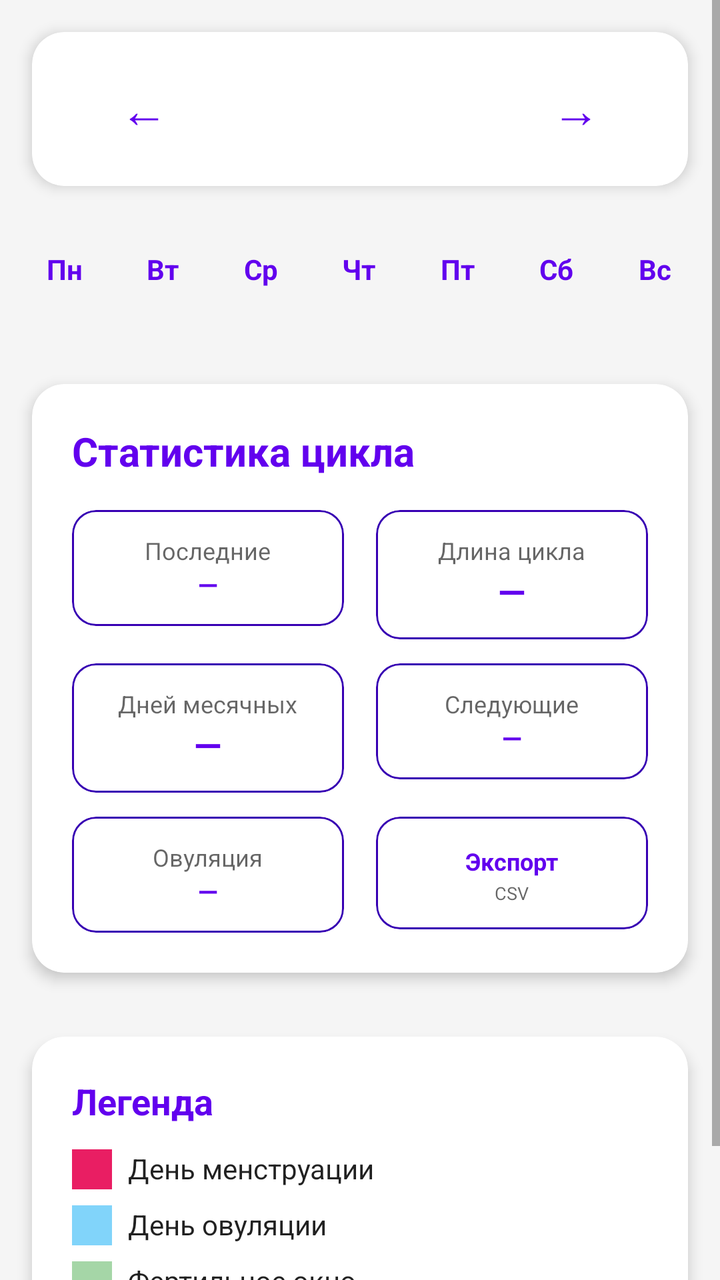
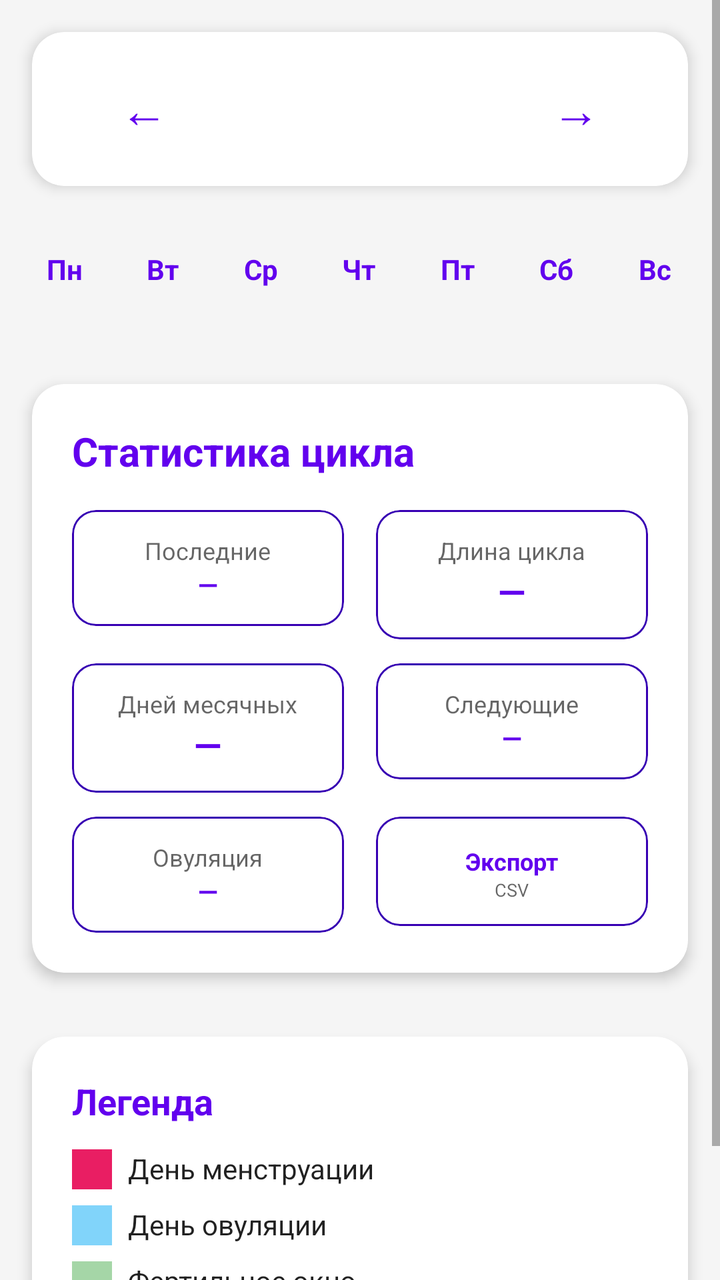

An Android layout rendered at two revisions. The XML below is the earlier revision; the diff shows what the commit changed to produce the second picture.
<!-- AndroidManifest.xml: application theme Theme.MigraineTracker -->
<!-- res/layout/fragment_menstruation_calendar.xml -->
<?xml version="1.0" encoding="utf-8"?>
<ScrollView xmlns:android="http://schemas.android.com/apk/res/android"
    xmlns:app="http://schemas.android.com/apk/res-auto"
    android:layout_width="match_parent"
    android:layout_height="match_parent"
    android:fillViewport="true"
    android:background="?android:attr/colorBackground">

    <LinearLayout
        android:layout_width="match_parent"
        android:layout_height="wrap_content"
        android:orientation="vertical">

        
        <com.google.android.material.card.MaterialCardView
            android:layout_width="match_parent"
            android:layout_height="wrap_content"
            android:layout_margin="16dp"
            app:cardCornerRadius="16dp"
            app:cardElevation="4dp">

            <LinearLayout
                android:layout_width="match_parent"
                android:layout_height="wrap_content"
                android:orientation="horizontal"
                android:gravity="center"
                android:padding="12dp">

                <com.google.android.material.button.MaterialButton
                    android:id="@+id/button_previous_month"
                    style="@style/Widget.MaterialComponents.Button.TextButton"
                    android:layout_width="wrap_content"
                    android:layout_height="wrap_content"
                    android:text="←"
                    android:textSize="24sp" />

                <TextView
                    android:id="@+id/text_month_title"
                    android:layout_width="0dp"
                    android:layout_height="wrap_content"
                    android:layout_weight="1"
                    android:gravity="center"
                    android:textSize="20sp"
                    android:textStyle="bold"
                    android:textColor="?attr/colorPrimary" />

                <com.google.android.material.button.MaterialButton
                    android:id="@+id/button_next_month"
                    style="@style/Widget.MaterialComponents.Button.TextButton"
                    android:layout_width="wrap_content"
                    android:layout_height="wrap_content"
                    android:text="→"
                    android:textSize="24sp" />

            </LinearLayout>

        </com.google.android.material.card.MaterialCardView>

        
        <LinearLayout
            android:layout_width="match_parent"
            android:layout_height="wrap_content"
            android:orientation="horizontal"
            android:paddingTop="8dp"
            android:paddingBottom="8dp"
            android:paddingStart="8dp"
            android:paddingEnd="8dp">

            <TextView
                style="@style/CalendarWeekDay"
                android:layout_width="0dp"
                android:layout_height="wrap_content"
                android:layout_weight="1"
                android:gravity="center"
                android:text="Пн"
                android:textStyle="bold"
                android:textSize="14sp" />
            <TextView
                style="@style/CalendarWeekDay"
                android:layout_width="0dp"
                android:layout_height="wrap_content"
                android:layout_weight="1"
                android:gravity="center"
                android:text="Вт"
                android:textStyle="bold"
                android:textSize="14sp" />
            <TextView
                style="@style/CalendarWeekDay"
                android:layout_width="0dp"
                android:layout_height="wrap_content"
                android:layout_weight="1"
                android:gravity="center"
                android:text="Ср"
                android:textStyle="bold"
                android:textSize="14sp" />
            <TextView
                style="@style/CalendarWeekDay"
                android:layout_width="0dp"
                android:layout_height="wrap_content"
                android:layout_weight="1"
                android:gravity="center"
                android:text="Чт"
                android:textStyle="bold"
                android:textSize="14sp" />
            <TextView
                style="@style/CalendarWeekDay"
                android:layout_width="0dp"
                android:layout_height="wrap_content"
                android:layout_weight="1"
                android:gravity="center"
                android:text="Пт"
                android:textStyle="bold"
                android:textSize="14sp" />
            <TextView
                style="@style/CalendarWeekDay"
                android:layout_width="0dp"
                android:layout_height="wrap_content"
                android:layout_weight="1"
                android:gravity="center"
                android:text="Сб"
                android:textStyle="bold"
                android:textSize="14sp" />
            <TextView
                style="@style/CalendarWeekDay"
                android:layout_width="0dp"
                android:layout_height="wrap_content"
                android:layout_weight="1"
                android:gravity="center"
                android:text="Вс"
                android:textStyle="bold"
                android:textSize="14sp" />

        </LinearLayout>

        
        <androidx.recyclerview.widget.RecyclerView
            android:id="@+id/recycler_view_calendar"
            android:layout_width="match_parent"
            android:layout_height="wrap_content"
            android:padding="8dp" />

        
        <com.google.android.material.card.MaterialCardView
            android:layout_width="match_parent"
            android:layout_height="wrap_content"
            android:layout_margin="16dp"
            app:cardCornerRadius="16dp"
            app:cardElevation="4dp">

            <LinearLayout
                android:layout_width="match_parent"
                android:layout_height="wrap_content"
                android:orientation="vertical"
                android:padding="20dp">

                <TextView
                    android:layout_width="match_parent"
                    android:layout_height="wrap_content"
                    android:text="Статистика цикла"
                    android:textSize="20sp"
                    android:textStyle="bold"
                    android:textColor="?attr/colorPrimary"
                    android:layout_marginBottom="16dp" />

                
                <LinearLayout
                    android:layout_width="match_parent"
                    android:layout_height="wrap_content"
                    android:orientation="horizontal"
                    android:layout_marginBottom="12dp">

                    <com.google.android.material.card.MaterialCardView
                        android:layout_width="0dp"
                        android:layout_height="wrap_content"
                        android:layout_weight="1"
                        android:layout_marginEnd="8dp"
                        app:cardCornerRadius="12dp"
                        app:cardElevation="0dp"
                        app:strokeWidth="1dp"
                        app:strokeColor="?attr/colorPrimaryVariant">

                        <LinearLayout
                            android:layout_width="match_parent"
                            android:layout_height="wrap_content"
                            android:orientation="vertical"
                            android:padding="12dp"
                            android:gravity="center">

                            <TextView
                                android:layout_width="wrap_content"
                                android:layout_height="wrap_content"
                                android:text="Последние"
                                android:textSize="12sp"
                                android:textColor="?android:attr/textColorSecondary" />

                            <TextView
                                android:id="@+id/text_last_menstruation"
                                android:layout_width="wrap_content"
                                android:layout_height="wrap_content"
                                android:text="—"
                                android:textSize="13sp"
                                android:textStyle="bold"
                                android:textColor="?attr/colorPrimary" />

                        </LinearLayout>

                    </com.google.android.material.card.MaterialCardView>

                    <com.google.android.material.card.MaterialCardView
                        android:layout_width="0dp"
                        android:layout_height="wrap_content"
                        android:layout_weight="1"
                        android:layout_marginStart="8dp"
                        app:cardCornerRadius="12dp"
                        app:cardElevation="0dp"
                        app:strokeWidth="1dp"
                        app:strokeColor="?attr/colorPrimaryVariant">

                        <LinearLayout
                            android:layout_width="match_parent"
                            android:layout_height="wrap_content"
                            android:orientation="vertical"
                            android:padding="12dp"
                            android:gravity="center">

                            <TextView
                                android:layout_width="wrap_content"
                                android:layout_height="wrap_content"
                                android:text="Длина цикла"
                                android:textSize="12sp"
                                android:textColor="?android:attr/textColorSecondary" />

                            <TextView
                                android:id="@+id/text_cycle_length"
                                android:layout_width="wrap_content"
                                android:layout_height="wrap_content"
                                android:text="—"
                                android:textSize="18sp"
                                android:textStyle="bold"
                                android:textColor="?attr/colorPrimary" />

                        </LinearLayout>

                    </com.google.android.material.card.MaterialCardView>

                </LinearLayout>

                
                <LinearLayout
                    android:layout_width="match_parent"
                    android:layout_height="wrap_content"
                    android:orientation="horizontal"
                    android:layout_marginBottom="12dp">

                    <com.google.android.material.card.MaterialCardView
                        android:layout_width="0dp"
                        android:layout_height="wrap_content"
                        android:layout_weight="1"
                        android:layout_marginEnd="8dp"
                        app:cardCornerRadius="12dp"
                        app:cardElevation="0dp"
                        app:strokeWidth="1dp"
                        app:strokeColor="?attr/colorPrimaryVariant">

                        <LinearLayout
                            android:layout_width="match_parent"
                            android:layout_height="wrap_content"
                            android:orientation="vertical"
                            android:padding="12dp"
                            android:gravity="center">

                            <TextView
                                android:layout_width="wrap_content"
                                android:layout_height="wrap_content"
                                android:text="Дней месячных"
                                android:textSize="12sp"
                                android:textColor="?android:attr/textColorSecondary" />

                            <TextView
                                android:id="@+id/text_period_length"
                                android:layout_width="wrap_content"
                                android:layout_height="wrap_content"
                                android:text="—"
                                android:textSize="18sp"
                                android:textStyle="bold"
                                android:textColor="?attr/colorPrimary" />

                        </LinearLayout>

                    </com.google.android.material.card.MaterialCardView>

                    <com.google.android.material.card.MaterialCardView
                        android:layout_width="0dp"
                        android:layout_height="wrap_content"
                        android:layout_weight="1"
                        android:layout_marginStart="8dp"
                        app:cardCornerRadius="12dp"
                        app:cardElevation="0dp"
                        app:strokeWidth="1dp"
                        app:strokeColor="?attr/colorPrimaryVariant">

                        <LinearLayout
                            android:layout_width="match_parent"
                            android:layout_height="wrap_content"
                            android:orientation="vertical"
                            android:padding="12dp"
                            android:gravity="center">

                            <TextView
                                android:layout_width="wrap_content"
                                android:layout_height="wrap_content"
                                android:text="Следующие"
                                android:textSize="12sp"
                                android:textColor="?android:attr/textColorSecondary" />

                            <TextView
                                android:id="@+id/text_next_predicted"
                                android:layout_width="wrap_content"
                                android:layout_height="wrap_content"
                                android:text="—"
                                android:textSize="13sp"
                                android:textStyle="bold"
                                android:textColor="?attr/colorPrimary" />

                        </LinearLayout>

                    </com.google.android.material.card.MaterialCardView>

                </LinearLayout>

                
                <LinearLayout
                    android:layout_width="match_parent"
                    android:layout_height="wrap_content"
                    android:orientation="horizontal">

                    <com.google.android.material.card.MaterialCardView
                        android:layout_width="0dp"
                        android:layout_height="wrap_content"
                        android:layout_weight="1"
                        android:layout_marginEnd="8dp"
                        app:cardCornerRadius="12dp"
                        app:cardElevation="0dp"
                        app:strokeWidth="1dp"
                        app:strokeColor="?attr/colorPrimaryVariant">

                        <LinearLayout
                            android:layout_width="match_parent"
                            android:layout_height="wrap_content"
                            android:orientation="vertical"
                            android:padding="12dp"
                            android:gravity="center">

                            <TextView
                                android:layout_width="wrap_content"
                                android:layout_height="wrap_content"
                                android:text="Овуляция"
                                android:textSize="12sp"
                                android:textColor="?android:attr/textColorSecondary" />

                            <TextView
                                android:id="@+id/text_ovulation_predicted"
                                android:layout_width="wrap_content"
                                android:layout_height="wrap_content"
                                android:text="—"
                                android:textSize="13sp"
                                android:textStyle="bold"
                                android:textColor="?attr/colorPrimary" />

                        </LinearLayout>

                    </com.google.android.material.card.MaterialCardView>

                    <com.google.android.material.card.MaterialCardView
                        android:id="@+id/card_export"
                        android:layout_width="0dp"
                        android:layout_height="wrap_content"
                        android:layout_weight="1"
                        android:layout_marginStart="8dp"
                        app:cardCornerRadius="12dp"
                        app:cardElevation="0dp"
                        app:strokeWidth="1dp"
                        app:strokeColor="?attr/colorPrimaryVariant"
                        android:clickable="true"
                        android:focusable="true"
                        android:foreground="?attr/selectableItemBackgroundBorderless">

                        <LinearLayout
                            android:layout_width="match_parent"
                            android:layout_height="wrap_content"
                            android:orientation="vertical"
                            android:padding="12dp"
                            android:gravity="center">


                            <TextView
                                android:layout_width="wrap_content"
                                android:layout_height="18dp"
                                android:text="Экспорт"
                                android:textSize="12sp"
                                android:textStyle="bold"
                                android:textColor="?attr/colorPrimary"
                                android:layout_marginTop="2dp" />

                            <TextView
                                android:layout_width="wrap_content"
                                android:layout_height="wrap_content"
                                android:text="CSV"
                                android:textSize="9sp"
                                android:textColor="?android:attr/textColorSecondary" />

                        </LinearLayout>

                    </com.google.android.material.card.MaterialCardView>

                </LinearLayout>

            </LinearLayout>

        </com.google.android.material.card.MaterialCardView>

        
        <com.google.android.material.card.MaterialCardView
            android:layout_width="match_parent"
            android:layout_height="wrap_content"
            android:layout_margin="16dp"
            android:layout_marginTop="0dp"
            app:cardCornerRadius="16dp"
            app:cardElevation="4dp">

            <LinearLayout
                android:layout_width="match_parent"
                android:layout_height="wrap_content"
                android:orientation="vertical"
                android:padding="20dp">

                <TextView
                    android:layout_width="match_parent"
                    android:layout_height="wrap_content"
                    android:text="Легенда"
                    android:textSize="18sp"
                    android:textStyle="bold"
                    android:textColor="?attr/colorPrimary"
                    android:layout_marginBottom="12dp" />

                <LinearLayout
                    android:layout_width="wrap_content"
                    android:layout_height="wrap_content"
                    android:orientation="horizontal"
                    android:layout_marginBottom="8dp">

                    <View
                        android:layout_width="20dp"
                        android:layout_height="20dp"
                        android:background="@color/menstruation_color"
                        android:layout_marginEnd="8dp" />

                    <TextView
                        android:layout_width="wrap_content"
                        android:layout_height="wrap_content"
                        android:text="День менструации"
                        android:textSize="14sp"
                        android:textColor="?android:attr/textColorPrimary" />

                </LinearLayout>

                <LinearLayout
                    android:layout_width="wrap_content"
                    android:layout_height="wrap_content"
                    android:orientation="horizontal"
                    android:layout_marginBottom="8dp">

                    <View
                        android:layout_width="20dp"
                        android:layout_height="20dp"
                        android:background="#81D4FA"
                        android:layout_marginEnd="8dp" />

                    <TextView
                        android:layout_width="wrap_content"
                        android:layout_height="wrap_content"
                        android:text="День овуляции"
                        android:textSize="14sp"
                        android:textColor="?android:attr/textColorPrimary" />

                </LinearLayout>

                <LinearLayout
                    android:layout_width="wrap_content"
                    android:layout_height="wrap_content"
                    android:orientation="horizontal"
                    android:layout_marginBottom="8dp">

                    <View
                        android:layout_width="20dp"
                        android:layout_height="20dp"
                        android:background="#A5D6A7"
                        android:layout_marginEnd="8dp" />

                    <TextView
                        android:layout_width="wrap_content"
                        android:layout_height="wrap_content"
                        android:text="Фертильное окно"
                        android:textSize="14sp"
                        android:textColor="?android:attr/textColorPrimary" />

                </LinearLayout>

                <LinearLayout
                    android:layout_width="wrap_content"
                    android:layout_height="wrap_content"
                    android:orientation="horizontal">

                    <View
                        android:layout_width="20dp"
                        android:layout_height="20dp"
                        android:background="#F8BBD9"
                        android:layout_marginEnd="8dp" />

                    <TextView
                        android:layout_width="wrap_content"
                        android:layout_height="wrap_content"
                        android:text="Прогнозируемые дни"
                        android:textSize="14sp"
                        android:textColor="?android:attr/textColorPrimary" />

                </LinearLayout>

            </LinearLayout>

        </com.google.android.material.card.MaterialCardView>

    </LinearLayout>

</ScrollView>
<!-- resources referenced by this layout -->
<resources>
  <color name="menstruation_color">#FFE91E63</color>
  <style name="CalendarWeekDay">
          <item name="android:layout_width">0dp</item>
          <item name="android:layout_height">wrap_content</item>
          <item name="android:layout_weight">1</item>
          <item name="android:gravity">center</item>
          <item name="android:textStyle">bold</item>
          <item name="android:textColor">?attr/colorPrimary</item>
          <item name="android:textSize">14sp</item>
          <item name="android:padding">8dp</item>
      </style>
  <style name="Theme.MigraineTracker" parent="Theme.MaterialComponents.DayNight.NoActionBar">
          
          <item name="colorPrimary">@color/purple_500</item>
          <item name="colorPrimaryVariant">@color/purple_700</item>
          <item name="colorOnPrimary">@color/white</item>
          <item name="colorSecondary">@color/teal_200</item>
          <item name="colorSecondaryVariant">@color/teal_700</item>
          <item name="colorOnSecondary">@color/black</item>
  
          
          <item name="colorSurface">@color/background_card</item>
          <item name="colorOnSurface">@color/black</item>
          <item name="android:colorBackground">@color/background_main</item>
          <item name="colorOnBackground">@color/black</item>
  
          
          <item name="android:statusBarColor">?attr/colorPrimaryVariant</item>
          <item name="android:windowActionBar">false</item>
          <item name="windowNoTitle">true</item>
  
          
          <item name="materialAlertDialogTheme">@style/ThemeOverlay.MaterialComponents.MaterialAlertDialog</item>
  
          
          <item name="colorButtonNormal">?attr/colorPrimary</item>
          <item name="colorControlHighlight">?attr/colorPrimary</item>
      </style>
  <color name="purple_500">#FF6200EE</color>
  <color name="purple_700">#FF3700B3</color>
  <color name="white">#FFFFFFFF</color>
  <color name="teal_200">#FF03DAC5</color>
  <color name="teal_700">#FF018786</color>
  <color name="black">#FF000000</color>
  <color name="background_card">#FFFFFFFF</color>
  <color name="background_main">#FFF5F5F5</color>
</resources>

<!-- the commit's change to res/layout/fragment_menstruation_calendar.xml (unified diff, before → after) -->
@@ -11,7 +11,6 @@
         android:layout_height="wrap_content"
         android:orientation="vertical">
 
-        
         <com.google.android.material.card.MaterialCardView
             android:layout_width="match_parent"
             android:layout_height="wrap_content"
@@ -56,7 +55,6 @@
 
         </com.google.android.material.card.MaterialCardView>
 
-        
         <LinearLayout
             android:layout_width="match_parent"
             android:layout_height="wrap_content"
@@ -132,14 +130,12 @@
 
         </LinearLayout>
 
-        
         <androidx.recyclerview.widget.RecyclerView
             android:id="@+id/recycler_view_calendar"
             android:layout_width="match_parent"
             android:layout_height="wrap_content"
             android:padding="8dp" />
 
-        
         <com.google.android.material.card.MaterialCardView
             android:layout_width="match_parent"
             android:layout_height="wrap_content"
@@ -162,7 +158,6 @@
                     android:textColor="?attr/colorPrimary"
                     android:layout_marginBottom="16dp" />
 
-                
                 <LinearLayout
                     android:layout_width="match_parent"
                     android:layout_height="wrap_content"
@@ -245,7 +240,6 @@
 
                 </LinearLayout>
 
-                
                 <LinearLayout
                     android:layout_width="match_parent"
                     android:layout_height="wrap_content"
@@ -328,7 +322,6 @@
 
                 </LinearLayout>
 
-                
                 <LinearLayout
                     android:layout_width="match_parent"
                     android:layout_height="wrap_content"
@@ -395,7 +388,7 @@
 
                             <TextView
                                 android:layout_width="wrap_content"
-                                android:layout_height="18dp"
+                                android:layout_height="wrap_content"
                                 android:text="Экспорт"
                                 android:textSize="12sp"
                                 android:textStyle="bold"
@@ -419,7 +412,6 @@
 
         </com.google.android.material.card.MaterialCardView>
 
-        
         <com.google.android.material.card.MaterialCardView
             android:layout_width="match_parent"
             android:layout_height="wrap_content"
<!-- resource entries referenced after the edit -->
@@ -12,7 +12,7 @@
           <item name="android:padding">8dp</item>
       </style>
   <style name="Theme.MigraineTracker" parent="Theme.MaterialComponents.DayNight.NoActionBar">
-          
+  
           <item name="colorPrimary">@color/purple_500</item>
           <item name="colorPrimaryVariant">@color/purple_700</item>
           <item name="colorOnPrimary">@color/white</item>
@@ -20,21 +20,17 @@
           <item name="colorSecondaryVariant">@color/teal_700</item>
           <item name="colorOnSecondary">@color/black</item>
   
-          
           <item name="colorSurface">@color/background_card</item>
           <item name="colorOnSurface">@color/black</item>
           <item name="android:colorBackground">@color/background_main</item>
           <item name="colorOnBackground">@color/black</item>
   
-          
           <item name="android:statusBarColor">?attr/colorPrimaryVariant</item>
           <item name="android:windowActionBar">false</item>
           <item name="windowNoTitle">true</item>
   
-          
           <item name="materialAlertDialogTheme">@style/ThemeOverlay.MaterialComponents.MaterialAlertDialog</item>
   
-          
           <item name="colorButtonNormal">?attr/colorPrimary</item>
           <item name="colorControlHighlight">?attr/colorPrimary</item>
       </style>
